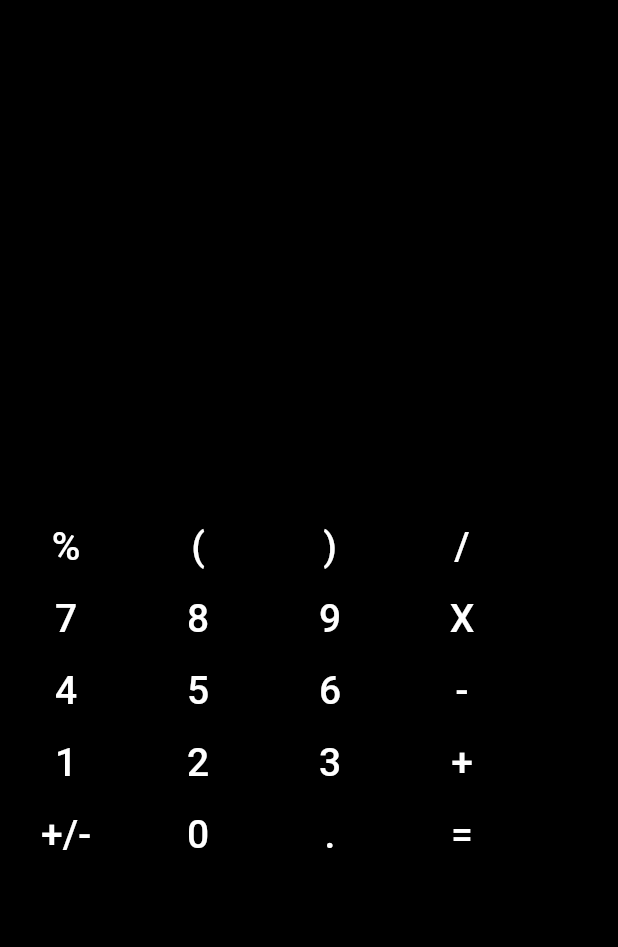
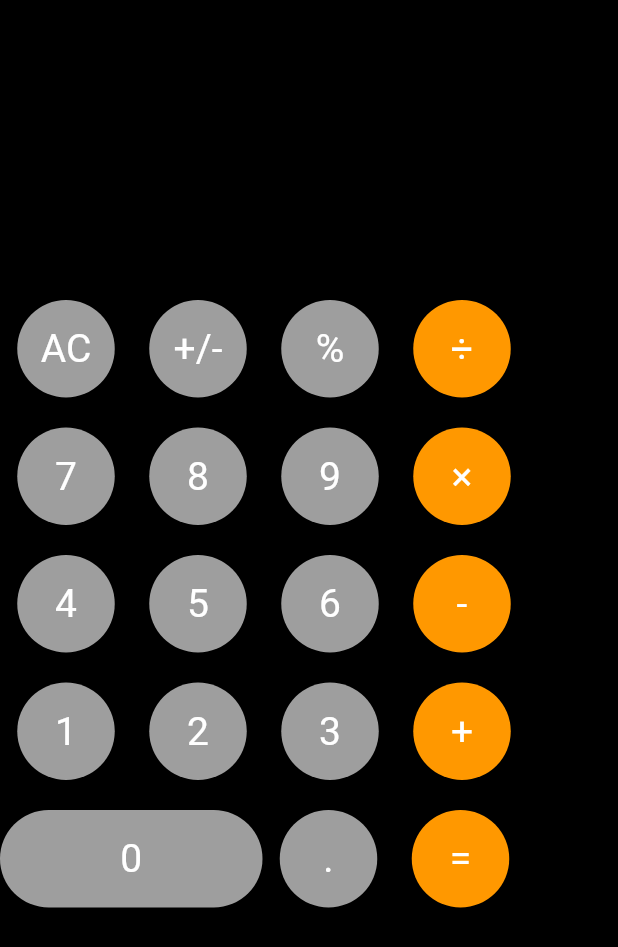
Before and after one commit to devenderbutani21/calcualtorFlutterApp, a Flutter app: the screen it shows after launch, on a phone screen of 412 x 824 dp. Shown: the top 947 px of the screen. Run offline on Flutter 3.47's test engine with Material 2 defaults, Android fonts, the phone set to English and light mode, and no system bars.

Commit message:
Updated UI design

```diff
--- a/lib/main.dart
+++ b/lib/main.dart
@@ -33,110 +33,247 @@ class _MyCalcPageState extends State<MyCalcPage>{
         backgroundColor: Colors.black,
         body: Column(
           children: <Widget>[
-              SizedBox(height: 40,),
-              Container(
-                height: 300,
-              ),
+            Container(
+              height: 200,
+            ),
             Container(
               child: Row(
                 children: <Widget>[
-                  FlatButton(
-                    child: Text('%', style: TextStyle(color: Colors.white, fontSize: 26),),
-                    onPressed: () { },
+                  RawMaterialButton(
+                    child: Text('AC',
+                      style: TextStyle(
+                          color: Colors.white,
+                          fontSize: 26),),
+                    onPressed: () {},
+                    elevation: 2.0,
+                    fillColor: Colors.grey,
+                    padding: EdgeInsets.all(17.5),
+                    shape: CircleBorder(),
                   ),
-                  FlatButton(
-                    child: Text('(', style: TextStyle(color: Colors.white, fontSize: 26),),
-                    onPressed: () { },
+                  RawMaterialButton(
+                    child: Text('+/-',
+                      style: TextStyle(
+                          color: Colors.white,
+                          fontSize: 26),),
+                    onPressed: () {},
+                    elevation: 2.0,
+                    fillColor: Colors.grey,
+                    padding: EdgeInsets.all(17.5),
+                    shape: CircleBorder(),
                   ),
-                  FlatButton(
-                    child: Text(')', style: TextStyle(color: Colors.white, fontSize: 26),),
-                    onPressed: () { },
+                  RawMaterialButton(
+                    child: Text('%',
+                      style: TextStyle(
+                          color: Colors.white,
+                          fontSize: 26),),
+                    onPressed: () {},
+                    elevation: 2.0,
+                    fillColor: Colors.grey,
+                    padding: EdgeInsets.all(17.5),
+                    shape: CircleBorder(),
                   ),
-                  FlatButton(
-                    child: Text('/', style: TextStyle(color: Colors.white, fontSize: 26),),
-                    onPressed: () { },
-                  ),
+                  RawMaterialButton(
+                    child: Text('÷',
+                      style: TextStyle(
+                          color: Colors.white,
+                          fontSize: 26),),
+                    onPressed: () {},
+                    elevation: 2.0,
+                    fillColor: Colors.orange,
+                    padding: EdgeInsets.all(17.5),
+                    shape: CircleBorder(),
+                  )
                 ],
               ),
             ),
+            SizedBox(height: 20,),
             Row(
               children: <Widget>[
-                FlatButton(
-                  child: Text('7', style: TextStyle(color: Colors.white, fontSize: 26),),
-                  onPressed: () { },
+                RawMaterialButton(
+                  child: Text('7',
+                    style: TextStyle(
+                        color: Colors.white,
+                        fontSize: 26),),
+                  onPressed: () {},
+                  elevation: 2.0,
+                  fillColor: Colors.grey,
+                  padding: EdgeInsets.all(17.5),
+                  shape: CircleBorder(),
                 ),
-                FlatButton(
-                  child: Text('8', style: TextStyle(color: Colors.white, fontSize: 26),),
-                  onPressed: () { },
+                RawMaterialButton(
+                  child: Text('8',
+                    style: TextStyle(
+                        color: Colors.white,
+                        fontSize: 26),),
+                  onPressed: () {},
+                  elevation: 2.0,
+                  fillColor: Colors.grey,
+                  padding: EdgeInsets.all(17.5),
+                  shape: CircleBorder(),
                 ),
-                FlatButton(
-                  child: Text('9', style: TextStyle(color: Colors.white, fontSize: 26),),
-                  onPressed: () { },
+                RawMaterialButton(
+                  child: Text('9',
+                    style: TextStyle(
+                        color: Colors.white,
+                        fontSize: 26),),
+                  onPressed: () {},
+                  elevation: 2.0,
+                  fillColor: Colors.grey,
+                  padding: EdgeInsets.all(17.5),
+                  shape: CircleBorder(),
                 ),
-                FlatButton(
-                  child: Text('X', style: TextStyle(color: Colors.white, fontSize: 26),),
-                  onPressed: () { },
+                RawMaterialButton(
+                  child: Text('×',
+                    style: TextStyle(
+                        color: Colors.white,
+                        fontSize: 26),),
+                  onPressed: () {},
+                  elevation: 2.0,
+                  fillColor: Colors.orange,
+                  padding: EdgeInsets.all(17.5),
+                  shape: CircleBorder(),
                 ),
               ],
             ),
+            SizedBox(height: 20,),
             Row(
               children: <Widget>[
-                FlatButton(
-                  child: Text('4', style: TextStyle(color: Colors.white, fontSize: 26),),
-                  onPressed: () { },
+                RawMaterialButton(
+                  child: Text('4',
+                    style: TextStyle(
+                        color: Colors.white,
+                        fontSize: 26),),
+                  onPressed: () {},
+                  elevation: 2.0,
+                  fillColor: Colors.grey,
+                  padding: EdgeInsets.all(17.5),
+                  shape: CircleBorder(),
                 ),
-                FlatButton(
-                  child: Text('5', style: TextStyle(color: Colors.white, fontSize: 26),),
-                  onPressed: () { },
+                RawMaterialButton(
+                  child: Text('5',
+                    style: TextStyle(
+                        color: Colors.white,
+                        fontSize: 26),),
+                  onPressed: () {},
+                  elevation: 2.0,
+                  fillColor: Colors.grey,
+                  padding: EdgeInsets.all(17.5),
+                  shape: CircleBorder(),
                 ),
-                FlatButton(
-                  child: Text('6', style: TextStyle(color: Colors.white, fontSize: 26),),
-                  onPressed: () { },
+                RawMaterialButton(
+                  child: Text('6',
+                    style: TextStyle(
+                        color: Colors.white,
+                        fontSize: 26),),
+                  onPressed: () {},
+                  elevation: 2.0,
+                  fillColor: Colors.grey,
+                  padding: EdgeInsets.all(17.5),
+                  shape: CircleBorder(),
                 ),
-                FlatButton(
-                  child: Text('-', style: TextStyle(color: Colors.white, fontSize: 26),),
-                  onPressed: () { },
+                RawMaterialButton(
+                  child: Text('-',
+                    style: TextStyle(
+                        color: Colors.white,
+                        fontSize: 26),),
+                  onPressed: () {},
+                  elevation: 2.0,
+                  fillColor: Colors.orange,
+                  padding: EdgeInsets.all(17.5),
+                  shape: CircleBorder(),
                 ),
               ],
             ),
+            SizedBox(height: 20,),
             Row(
               children: <Widget>[
-                FlatButton(
-                  child: Text('1', style: TextStyle(color: Colors.white, fontSize: 26),),
-                  onPressed: () { },
+                RawMaterialButton(
+                  child: Text('1',
+                    style: TextStyle(
+                        color: Colors.white,
+                        fontSize: 26),),
+                  onPressed: () {},
+                  elevation: 2.0,
+                  fillColor: Colors.grey,
+                  padding: EdgeInsets.all(17.5),
+                  shape: CircleBorder(),
                 ),
-                FlatButton(
-                  child: Text('2', style: TextStyle(color: Colors.white, fontSize: 26),),
-                  onPressed: () { },
+                RawMaterialButton(
+                  child: Text('2',
+                    style: TextStyle(
+                        color: Colors.white,
+                        fontSize: 26),),
+                  onPressed: () {},
+                  elevation: 2.0,
+                  fillColor: Colors.grey,
+                  padding: EdgeInsets.all(17.5),
+                  shape: CircleBorder(),
                 ),
-                FlatButton(
-                  child: Text('3', style: TextStyle(color: Colors.white, fontSize: 26),),
-                  onPressed: () { },
+                RawMaterialButton(
+                  child: Text('3',
+                    style: TextStyle(
+                        color: Colors.white,
+                        fontSize: 26),),
+                  onPressed: () {},
+                  elevation: 2.0,
+                  fillColor: Colors.grey,
+                  padding: EdgeInsets.all(17.5),
+                  shape: CircleBorder(),
                 ),
-                FlatButton(
-                  child: Text('+', style: TextStyle(color: Colors.white, fontSize: 26),),
-                  onPressed: () { },
-                ),
+                RawMaterialButton(
+                  child: Text('+',
+                    style: TextStyle(
+                        color: Colors.white,
+                        fontSize: 26),),
+                  onPressed: () {},
+                  elevation: 2.0,
+                  fillColor: Colors.orange,
+                  padding: EdgeInsets.all(17.5),
+                  shape: CircleBorder(),
+                )
               ],
             ),
+            SizedBox(height: 20,),
             Row(
               children: <Widget>[
-                FlatButton(
-                  child: Text('+/-', style: TextStyle(color: Colors.white, fontSize: 26),),
-                  onPressed: () { },
+                Container(
+                  width: 175,
+                  child: RawMaterialButton(
+                    child: Text('0',
+                      style: TextStyle(
+                          color: Colors.white,
+                          fontSize: 26),),
+                    onPressed: () {},
+                    elevation: 2.0,
+                    fillColor: Colors.grey,
+                    padding: EdgeInsets.all(17.5),
+                    shape: RoundedRectangleBorder(
+                        borderRadius:BorderRadius.circular(36.0)
+                    ),
+                  ),
                 ),
-                FlatButton(
-                  child: Text('0', style: TextStyle(color: Colors.white, fontSize: 26),),
-                  onPressed: () { },
+                RawMaterialButton(
+                  child: Text('.',
+                    style: TextStyle(
+                        color: Colors.white,
+                        fontSize: 26),),
+                  onPressed: () {},
+                  elevation: 2.0,
+                  fillColor: Colors.grey,
+                  padding: EdgeInsets.all(17.5),
+                  shape: CircleBorder(),
                 ),
-                FlatButton(
-                  child: Text('.', style: TextStyle(color: Colors.white, fontSize: 26),),
-                  onPressed: () { },
-                ),
-                FlatButton(
-                  child: Text('=', style: TextStyle(color: Colors.white, fontSize: 26),),
-                  onPressed: () { },
-                ),
+                RawMaterialButton(
+                  child: Text('=',
+                    style: TextStyle(
+                        color: Colors.white,
+                        fontSize: 26),),
+                  onPressed: () {},
+                  elevation: 2.0,
+                  fillColor: Colors.orange,
+                  padding: EdgeInsets.all(17.5),
+                  shape: CircleBorder(),
+                )
               ],
             ),
           ],
```
